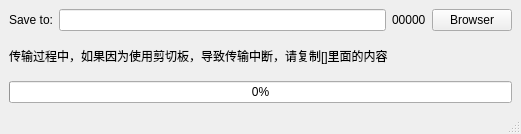
Above: receiver/mainwindow.ui from shgli/qrtransfer before the change. Below: the same form after it.
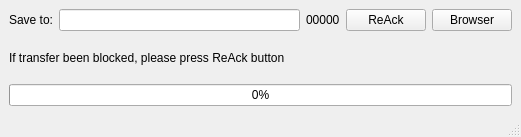
That is the form after the change.

Diff of the .ui file:
```diff
--- a/receiver/mainwindow.ui
+++ b/receiver/mainwindow.ui
@@ -7,7 +7,7 @@
     <x>0</x>
     <y>0</y>
     <width>521</width>
-    <height>134</height>
+    <height>137</height>
    </rect>
   </property>
   <property name="windowTitle">
@@ -37,6 +37,13 @@
         </property>
        </widget>
       </item>
+      <item>
+       <widget class="QPushButton" name="mReack">
+        <property name="text">
+         <string>ReAck</string>
+        </property>
+       </widget>
+      </item>
       <item>
        <widget class="QPushButton" name="mFileBrowserBtn">
         <property name="text">
@@ -49,7 +56,7 @@
     <item>
      <widget class="QLabel" name="Tips">
       <property name="text">
-       <string>传输过程中，如果因为使用剪切板，导致传输中断，请复制[]里面的内容</string>
+       <string>If transfer been blocked, please press ReAck button</string>
       </property>
      </widget>
     </item>
```
Left out of the diff: 2 changed lines with no effect on the pictures.
